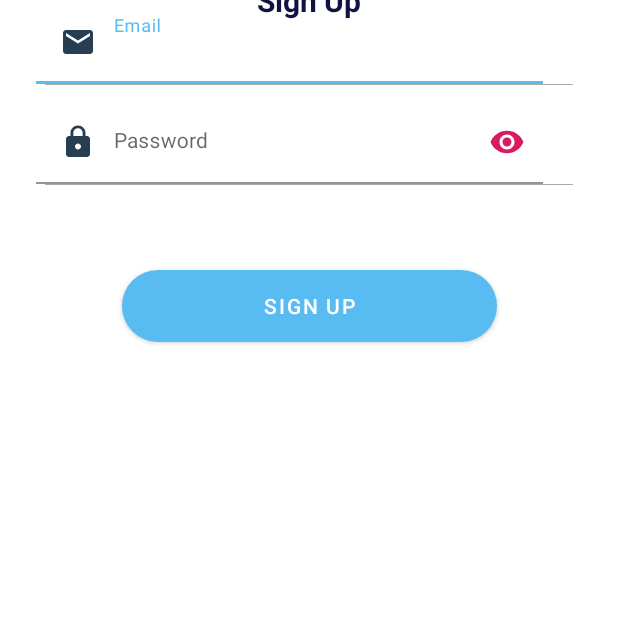
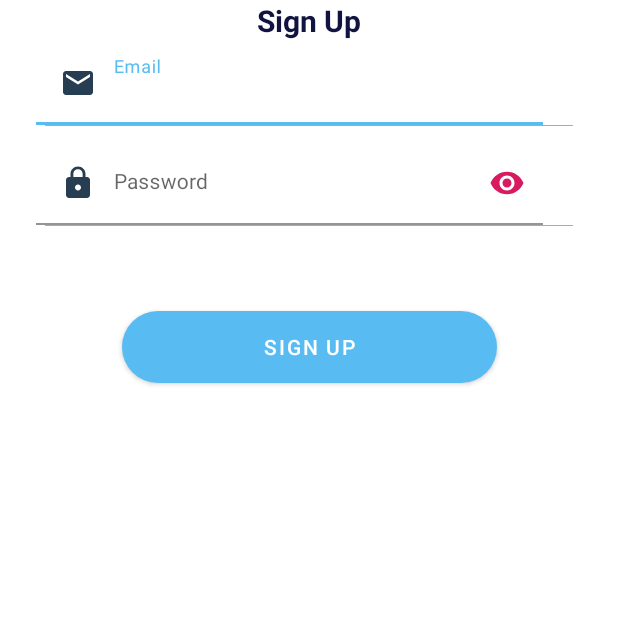
Before and after one commit to monstro-montra/LoginAppAndroid, an Android app: the RegisterActivity screen opened directly, with no data from a screen before it, on a phone screen of 412 x 824 dp, the top half of it. Run offline under Robolectric (Android 15) with nearby library versions, the light colour scheme and no system bars; our stand-ins replace Firebase (no records; nobody signed in at launch, a user with empty details on screens opened directly); 1 statement that could not run was skipped.

Commit message:
doing a UI overhaul and added am trying to implement firebase

```diff
--- a/app/src/main/res/layout/activity_register.xml
+++ b/app/src/main/res/layout/activity_register.xml
@@ -44,7 +44,7 @@
             android:layout_marginEnd="24dp"
             app:layout_constraintEnd_toEndOf="parent"
             app:layout_constraintStart_toStartOf="parent"
-            app:layout_constraintTop_toBottomOf="tv_signup"
+            app:layout_constraintTop_toBottomOf="@+id/tv_signup"
             tools:layout_editor_absoluteY="366dp">
 
             <com.google.android.material.textfield.TextInputEditText
```
